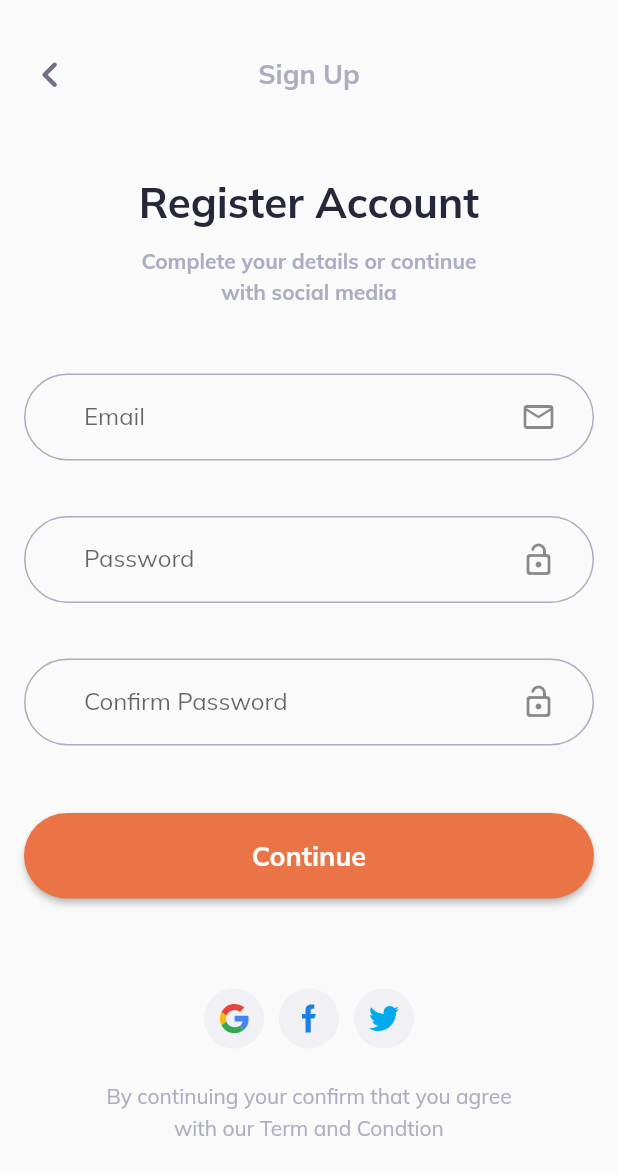
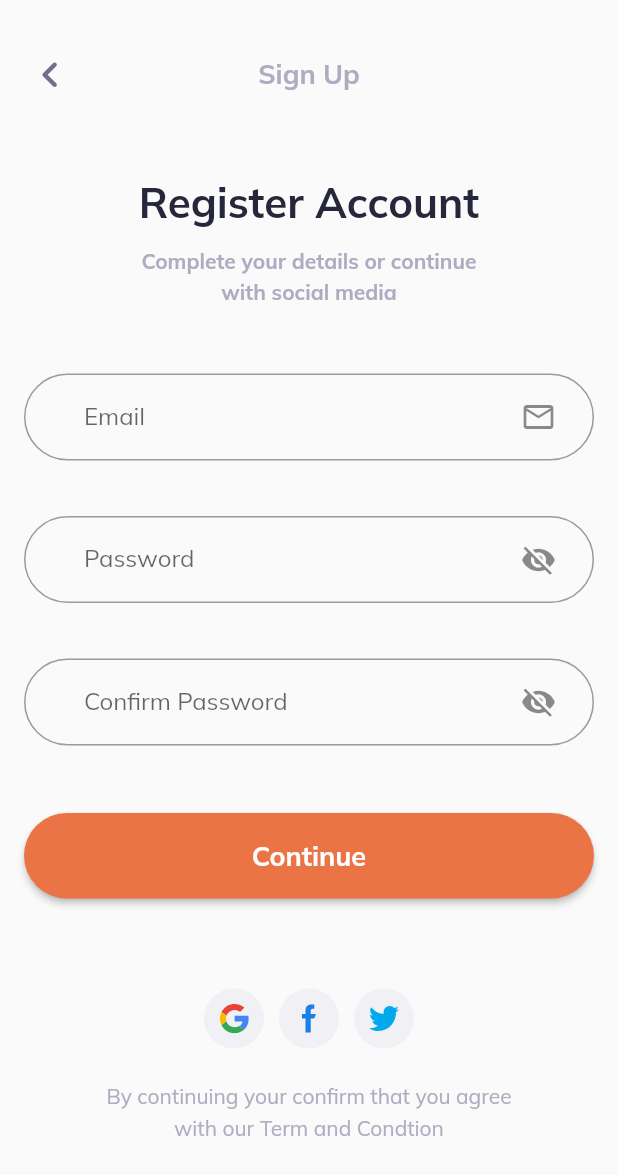
Before and after one commit to Mouadspace/flutter-bootcamp, a Flutter app: the signUp screen opened directly, on a phone screen of 412 x 824 dp. Shown: the top 1175 px of the screen. Run offline on Flutter 3.47's test engine with Material 2 defaults, Android fonts, the phone set to English and light mode, and no system bars; our stand-ins replace flutter_svg.

Commit message:
adding logic to sign in and sign up screen

```diff
--- a/lib/screens/auth/signUp.dart
+++ b/lib/screens/auth/signUp.dart
@@ -1,5 +1,10 @@
 import 'package:flutter/material.dart';
+import 'package:flutter_a/screens/auth/signIn.dart';
+import 'package:flutter_a/widgets/password_visibility.dart';
 import 'package:flutter_svg/flutter_svg.dart';
+
+final keyForm = GlobalKey<FormState>();
+String emailValue = "";
 
 class signUp extends StatelessWidget {
   const signUp({Key? key, required this.title}) : super(key: key);
@@ -11,15 +16,22 @@ class signUp extends StatelessWidget {
         child: SingleChildScrollView(
           child: Padding(
             padding: const EdgeInsets.fromLTRB(16, 32, 16, 8),
+            child: Form(
+              key: keyForm,
               child: Column(
                 children: [
                   Row(
                     mainAxisAlignment: MainAxisAlignment.spaceBetween,
-                  children: const [
-                    Icon(
+                    children: [
+                      GestureDetector(
+                        onTap: () {
+                          Navigator.pushNamed(context, "/onBording3");
+                        },
+                        child: Icon(
                           Icons.chevron_left_rounded,
                           color: Color(0xff6f708b),
                           size: 35,
+                        ),
                       ),
                       Text(
                         'Sign Up',
@@ -60,7 +72,20 @@ class signUp extends StatelessWidget {
                     ),
                   ),
                   const SizedBox(height: 45),
-                TextField(
+                  TextFormField(
+                    onSaved: (newValue) {
+                      emailValue = newValue!;
+                    },
+                    keyboardType: TextInputType.emailAddress,
+                    validator: (String? value) {
+                      if (value == null || value.isEmpty) {
+                        return 'This field is required';
+                      }
+                      if (!RegExp(r'\S+@\S+\.\S+').hasMatch(value)) {
+                        return "Please enter a valid email address";
+                      }
+                      return null;
+                    },
                     decoration: InputDecoration(
                       contentPadding: const EdgeInsets.only(
                           left: 40, top: 19, bottom: 19, right: 40),
@@ -71,13 +96,7 @@ class signUp extends StatelessWidget {
                         padding: EdgeInsets.only(right: 25),
                         child: Icon(Icons.email_outlined),
                       ),
-                    enabledBorder: OutlineInputBorder(
-                      borderRadius: BorderRadius.circular(50),
-                      borderSide: const BorderSide(
-                        color: Color(0xffacadc1),
-                      ),
-                    ),
-                    focusedBorder: OutlineInputBorder(
+                      border: OutlineInputBorder(
                         borderRadius: BorderRadius.circular(50),
                         borderSide: const BorderSide(
                           color: Color(0xffacadc1),
@@ -88,60 +107,25 @@ class signUp extends StatelessWidget {
                   const SizedBox(
                     height: 37,
                   ),
-                TextField(
-                  decoration: InputDecoration(
-                    contentPadding: const EdgeInsets.only(
-                        left: 40, top: 19, bottom: 19, right: 40),
-                    label: const Text("Password"),
-                    hintText: "Enter your password",
-                    hintStyle: TextStyle(color: Color(0xffd6d6e1)),
-                    suffixIcon: const Padding(
-                        padding: EdgeInsets.only(right: 25),
-                        child: Icon(Icons.lock_open_rounded)),
-                    enabledBorder: OutlineInputBorder(
-                      borderRadius: BorderRadius.circular(50),
-                      borderSide: const BorderSide(
-                        color: Color(0xffacadc1),
-                      ),
-                    ),
-                    focusedBorder: OutlineInputBorder(
-                      borderRadius: BorderRadius.circular(50),
-                      borderSide: const BorderSide(
-                        color: Color(0xffacadc1),
-                      ),
-                    ),
-                  ),
-                ),
+                  const PasswordVisibility(
+                      label: "Password", hint: "Enter your password"),
                   const SizedBox(
                     height: 37,
                   ),
-                TextField(
-                  decoration: InputDecoration(
-                    contentPadding: const EdgeInsets.only(
-                        left: 40, top: 19, bottom: 19, right: 40),
-                    label: const Text("Confirm Password"),
-                    hintText: "Re-Enter your password",
-                    hintStyle: TextStyle(color: Color(0xffd6d6e1)),
-                    suffixIcon: const Padding(
-                        padding: EdgeInsets.only(right: 25),
-                        child: Icon(Icons.lock_open_rounded)),
-                    enabledBorder: OutlineInputBorder(
-                      borderRadius: BorderRadius.circular(50),
-                      borderSide: const BorderSide(
-                        color: Color(0xffacadc1),
-                      ),
-                    ),
-                    focusedBorder: OutlineInputBorder(
-                      borderRadius: BorderRadius.circular(50),
-                      borderSide: const BorderSide(
-                        color: Color(0xffacadc1),
-                      ),
-                    ),
-                  ),
+                  const PasswordVisibility(
+                    label: "Confirm Password",
+                    hint: "Re-Enter your password",
+                    confirmPassword: true,
                   ),
                   const SizedBox(height: 45),
                   ElevatedButton(
-                  onPressed: () {},
+                    onPressed: () {
+                      if (keyForm.currentState!.validate()) {
+                        keyForm.currentState!.save();
+
+                        Navigator.pushNamed(context, "/home");
+                      }
+                    },
                     child: const Text(
                       'Continue',
                       style: TextStyle(
@@ -216,6 +200,7 @@ class signUp extends StatelessWidget {
             ),
           ),
         ),
+      ),
     );
   }
 }
--- /dev/null
+++ b/lib/widgets/password_visibility.dart
@@ -0,0 +1,66 @@
+import 'package:flutter/material.dart';
+
+bool isVisible = false;
+String passwordValue = "";
+var confirmPass;
+
+class PasswordVisibility extends StatefulWidget {
+  final label;
+  final hint;
+  final confirmPassword;
+  const PasswordVisibility(
+      {Key? key,
+      required String this.label,
+      required String this.hint,
+      bool this.confirmPassword = false})
+      : super(key: key);
+
+  @override
+  State<PasswordVisibility> createState() => _PasswordVisibilityState();
+}
+
+class _PasswordVisibilityState extends State<PasswordVisibility> {
+  @override
+  Widget build(BuildContext context) {
+    return TextFormField(
+      onSaved: (newValue) {
+        passwordValue = newValue!;
+      },
+      validator: ((value) {
+        if (value != confirmPass && widget.confirmPassword) {
+          return "Password must be same as above";
+        }
+        confirmPass = value;
+
+        if (value!.length < 8) {
+          return "Password must be atleast 8 characters long";
+        } else {
+          return null;
+        }
+      }),
+      obscureText: !isVisible,
+      decoration: InputDecoration(
+        contentPadding:
+            const EdgeInsets.only(left: 40, top: 19, bottom: 19, right: 40),
+        label: Text(widget.label),
+        hintText: widget.hint,
+        hintStyle: TextStyle(color: Color(0xffd6d6e1)),
+        suffixIcon: Padding(
+            padding: const EdgeInsets.only(right: 25),
+            child: GestureDetector(
+                onTap: () {
+                  isVisible = !isVisible;
+                  setState(() {});
+                },
+                child:
+                    Icon(isVisible ? Icons.visibility : Icons.visibility_off))),
+        border: OutlineInputBorder(
+          borderRadius: BorderRadius.circular(50),
+          borderSide: const BorderSide(
+            color: Color(0xffacadc1),
+          ),
+        ),
+      ),
+    );
+  }
+}
```
Also changed, not shown: lib/main.dart (+16 -1 lines), lib/screens/auth/signIn.dart (+113 -40 lines), lib/screens/home/home.dart (added, +27 -0 lines), lib/widgets/checkBox_stateFull.dart (added, +23 -0 lines). Lines whose indentation alone changed are shown as unchanged.
